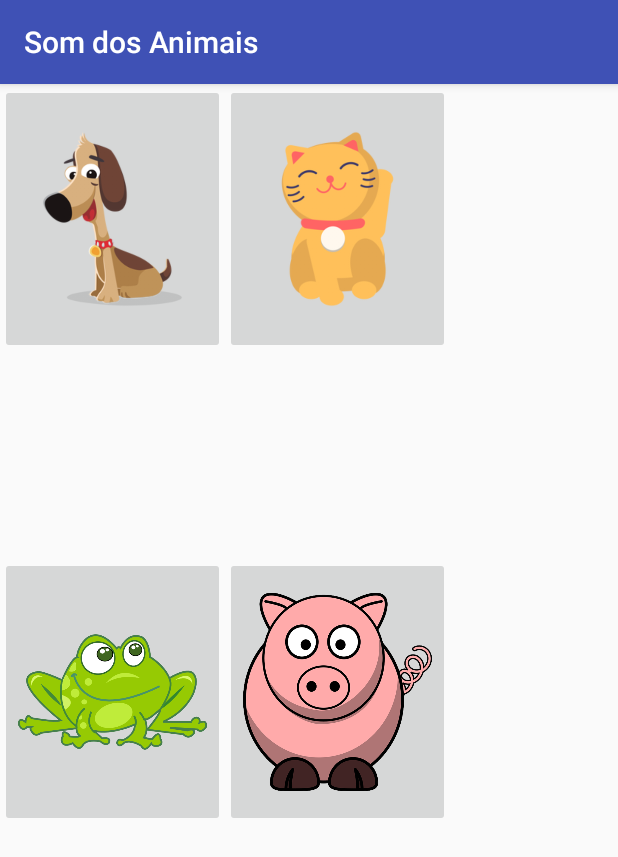
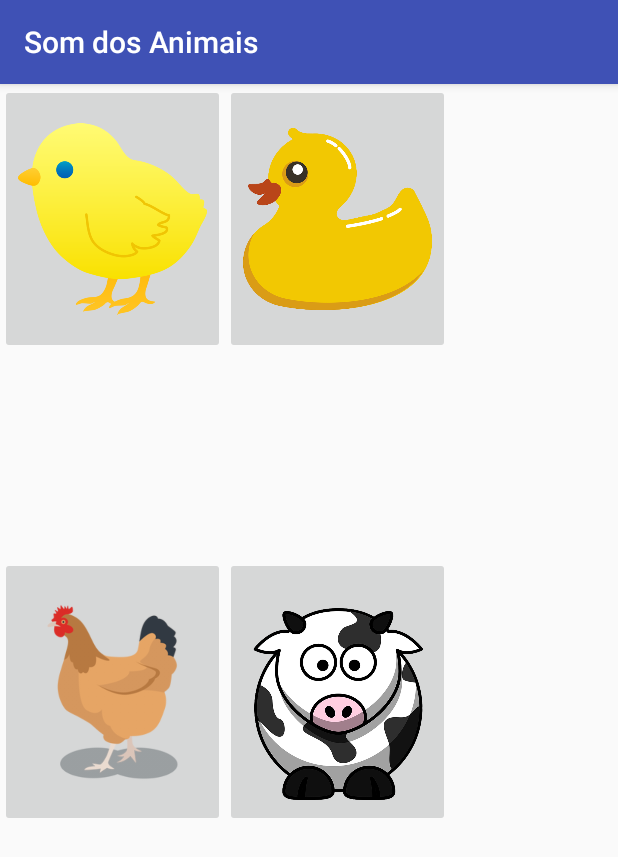
Before and after one commit to surycaty/som-dos-animais, an Android app: the SomAnimaisActivity screen opened directly, with no data from a screen before it, on a phone screen of 412 x 824 dp. Shown: the top 857 px of the screen. Run offline under Robolectric (Android 15) with nearby library versions, the phone set to English and light mode, and no system bars.

Commit message:
Adicionado lista de animais randomicos.

```diff
--- a/app/src/main/java/com/surycaty/somdosanimais/SomAnimaisActivity.java
+++ b/app/src/main/java/com/surycaty/somdosanimais/SomAnimaisActivity.java
@@ -2,12 +2,70 @@ package com.surycaty.somdosanimais;
 
 import android.support.v7.app.AppCompatActivity;
 import android.os.Bundle;
+import android.view.View;
+import android.widget.GridLayout;
+import android.widget.ImageButton;
+
+import com.surycaty.somdosanimais.dao.AnimalDAO;
+import com.surycaty.somdosanimais.entidade.Animal;
+
+import java.util.ArrayList;
+import java.util.Collections;
+import java.util.List;
 
 public class SomAnimaisActivity extends AppCompatActivity {
+
+    private List<Animal> animais = new ArrayList<Animal>();
+    private boolean[] btnClicado = {false, false, false, false};
 
     @Override
     protected void onCreate(Bundle savedInstanceState) {
         super.onCreate(savedInstanceState);
         setContentView(R.layout.activity_som_animais);
+
+        animais = AnimalDAO.getListaAnimais();
+        Collections.shuffle(animais);
+
+        GridLayout grid = new GridLayout(getApplicationContext());
+        grid.setAlignmentMode(GridLayout.ALIGN_MARGINS);
+        //grid.setTextAlignment();
+
+        ImageButton img1 = (ImageButton) findViewById(R.id.imgButton01);
+        img1.setImageResource(animais.get(0).getIdImagem());
+        img1.setOnClickListener(new View.OnClickListener() {
+            @Override
+            public void onClick(View view) {
+                view.setEnabled(false);
+            }
+        });
+
+        ImageButton img2 = (ImageButton) findViewById(R.id.imgButton02);
+        img2.setImageResource(animais.get(1).getIdImagem());
+        img2.setOnClickListener(new View.OnClickListener() {
+            @Override
+            public void onClick(View view) {
+                view.setEnabled(false);
+            }
+        });
+
+        ImageButton img3 = (ImageButton) findViewById(R.id.imgButton03);
+        img3.setImageResource(animais.get(2).getIdImagem());
+        img3.setOnClickListener(new View.OnClickListener() {
+            @Override
+            public void onClick(View view) {
+                view.setEnabled(false);
+            }
+        });
+
+        ImageButton img4 = (ImageButton) findViewById(R.id.imgButton04);
+        img4.setImageResource(animais.get(3).getIdImagem());
+        img4.setOnClickListener(new View.OnClickListener() {
+            @Override
+            public void onClick(View view) {
+                view.setEnabled(false);
+            }
+        });
+
+
     }
 }
--- /dev/null
+++ b/app/src/main/java/com/surycaty/somdosanimais/dao/AnimalDAO.java
@@ -0,0 +1,41 @@
+package com.surycaty.somdosanimais.dao;
+
+import com.surycaty.somdosanimais.R;
+import com.surycaty.somdosanimais.entidade.Animal;
+
+import java.util.ArrayList;
+import java.util.List;
+
+/**
+ * Created by negus on 10/10/17.
+ */
+
+public class AnimalDAO {
+
+    public static List<Animal> getListaAnimais() {
+
+        List<Animal> animals = new ArrayList<Animal>();
+
+        animals.add(new Animal("Cachorro", 0, R.drawable.cachorro));
+
+        animals.add(new Animal("Elefante", 0, R.drawable.elefante));
+
+        animals.add(new Animal("Galinha", 0, R.drawable.galinha));
+
+        animals.add(new Animal("Gato", 0, R.drawable.gato));
+
+        animals.add(new Animal("Macaco", 0, R.drawable.macaco));
+
+        animals.add(new Animal("Pato", 0, R.drawable.pato));
+
+        animals.add(new Animal("Pintinho", 0, R.drawable.pintinho));
+
+        animals.add(new Animal("Porco", 0, R.drawable.porco));
+
+        animals.add(new Animal("Sapo", 0, R.drawable.sapo));
+
+        animals.add(new Animal("Vaca", 0, R.drawable.vaca));
+
+        return animals;
+    }
+}
--- a/app/src/main/java/com/surycaty/somdosanimais/entidade/Animal.java
+++ b/app/src/main/java/com/surycaty/somdosanimais/entidade/Animal.java
@@ -11,6 +11,12 @@ public class Animal {
     private int idSom;
 
     private int idImagem;
+
+    public Animal(String nome, int idSom, int idImagem) {
+        this.nome = nome;
+        this.idSom = idSom;
+        this.idImagem = idImagem;
+    }
 
     public String getNome() {
         return nome;
--- a/app/src/main/res/layout/activity_som_animais.xml
+++ b/app/src/main/res/layout/activity_som_animais.xml
@@ -7,10 +7,11 @@
     tools:context="com.surycaty.somdosanimais.SomAnimaisActivity">
 
     <GridLayout
+        android:id="@+id/gridAnimais"
         android:layout_width="0dp"
         android:layout_height="495dp"
-        tools:layout_editor_absoluteX="8dp"
-        tools:layout_editor_absoluteY="10dp">
+        tools:layout_editor_absoluteX="42dp"
+        tools:layout_editor_absoluteY="8dp">
 
         <ImageButton
             android:id="@+id/imgButton01"
```
